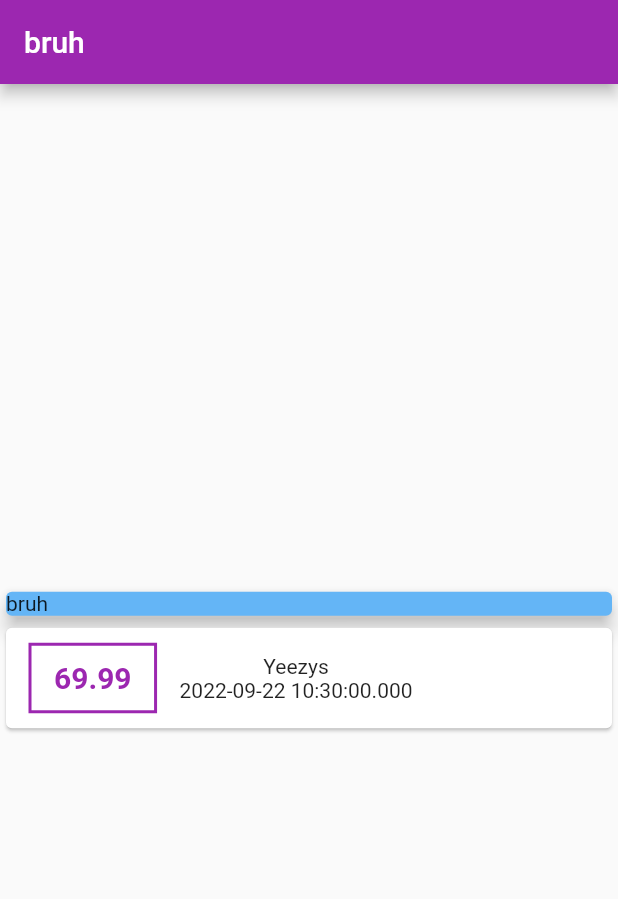
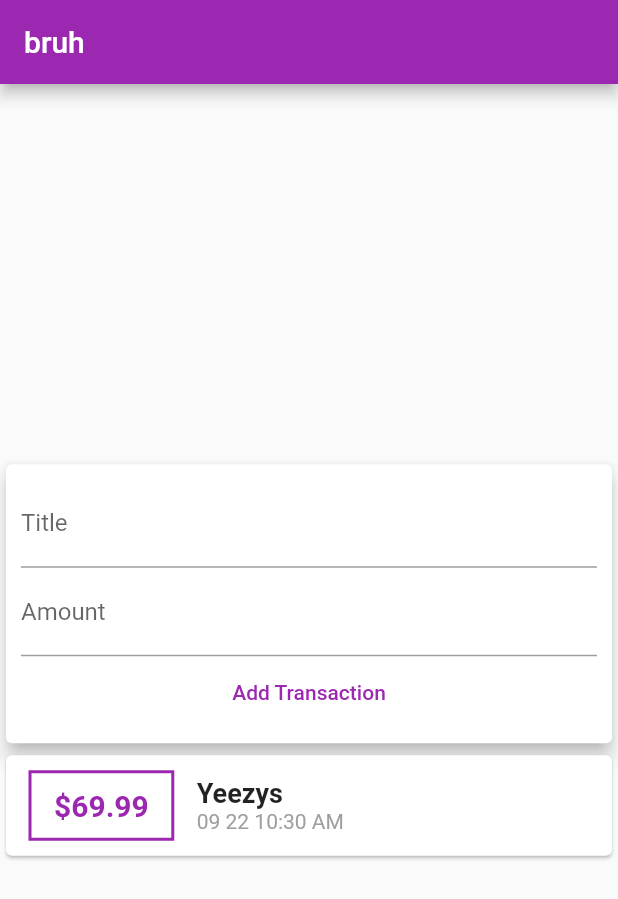
Before and after one commit to NyllRE/flutter_mastering, a Flutter app: the screen it shows after launch, after a tap on "Expenses App", on a phone screen of 412 x 824 dp. Shown: the top 899 px of the screen. Run offline on Flutter 3.47's test engine with Material 2 defaults, Android fonts, the phone set to English and light mode, and no system bars.

Commit message:
TextFields - Handling Inputs

```diff
--- a/lib/udemy_course/expenses/expenses_app.dart
+++ b/lib/udemy_course/expenses/expenses_app.dart
@@ -1,5 +1,6 @@
 import 'package:flutter/material.dart';
 import 'package:flutter_mastering/udemy_course/expenses/transaction.dart';
+import 'package:intl/intl.dart';
 
 class ExpensesApp extends StatelessWidget {
   const ExpensesApp({Key? key}) : super(key: key);
@@ -28,6 +29,8 @@ class _RootPageState extends State<RootPage> {
     Transaction(id: 'or4', title: 'Yeezys', amount: 69.99),
   ];
 
+  String textInput = '';
+  String amountInput = '';
 
   @override
   Widget build(BuildContext context) => Scaffold(
@@ -36,24 +39,39 @@ class _RootPageState extends State<RootPage> {
           mainAxisAlignment: MainAxisAlignment.center,
           crossAxisAlignment: CrossAxisAlignment.stretch,
           children: [
+            // Card(
+            //   color: Colors.blue[300], //=>> choose depth of color
+            //   child: Text('bruh'),
+            //   elevation: 5, //=> How high it feels >=> shadow depth
+            // ),
             Card(
-              color: Colors.blue[300], //=>> choose depth of color
-              child: Text('bruh'),
-              elevation: 5, //=> How high it feels >=> shadow depth
-            ),
+                elevation: 5,
+                child: Container(
+                  padding: EdgeInsets.all(10),
+                  child: Column(children: <Widget>[
+                    TextField(
+                      decoration: InputDecoration(labelText: 'Title'),
+                      onChanged: (val) => setState(() => textInput = val),
+                    ),
+                    TextField(
+                      decoration: InputDecoration(labelText: 'Amount'),
+                      onChanged: (val) => amountInput = val,
+                    ),
+                    TextButton(
+                      onPressed: () => debugPrint('$amountInput $textInput'),
+                      child: Text(
+                        'Add Transaction',
+                        style: TextStyle(color: Colors.purple),
+                      ),
+                    )
+                  ]),
+                )),
             Column(
               children: transactions
                   .map((tx) => Card(
                         child: Row(
                           children: [
                             Container(
-                              child: Text(
-                                '${tx.amount}',
-                                style: TextStyle(
-                                    color: Colors.purple,
-                                    fontWeight: FontWeight.bold,
-                                    fontSize: 20),
-                              ),
                               margin: EdgeInsets.symmetric(
                                 vertical: 10,
                                 horizontal: 15,
@@ -68,11 +86,28 @@ class _RootPageState extends State<RootPage> {
                                   width: 2,
                                 ),
                               ),
+                              child: Text(
+                                '\$${tx.amount}',
+                                style: TextStyle(
+                                    color: Colors.purple,
+                                    fontWeight: FontWeight.bold,
+                                    fontSize: 20),
+                              ),
                             ),
                             Column(
+                              crossAxisAlignment: CrossAxisAlignment.start,
                               children: [
-                                Text(tx.title),
-                                Text(tx.date.toString()),
+                                Text(
+                                  tx.title,
+                                  style: TextStyle(
+                                    fontSize: 18,
+                                    fontWeight: FontWeight.bold,
+                                  ),
+                                ),
+                                Text(
+                                  DateFormat('MM dd h:mm a').format(tx.date),
+                                  style: TextStyle(color: Colors.grey),
+                                ),
                               ],
                             ),
                           ],
```
Also changed, not shown: pubspec.yaml (+4 -11 lines), pubspec.lock, 1 other file.
